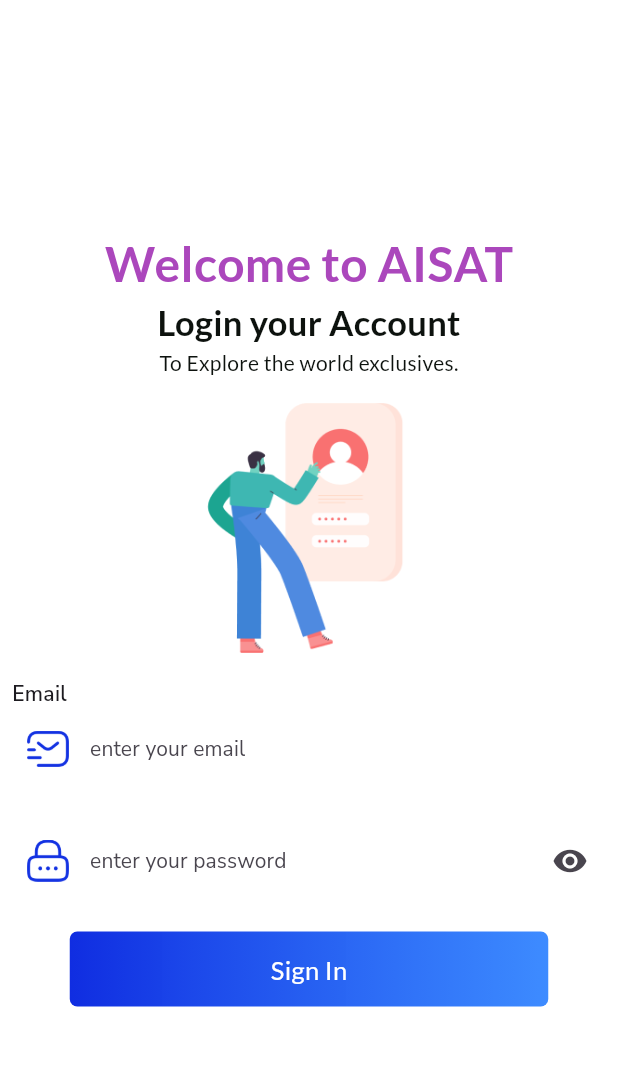
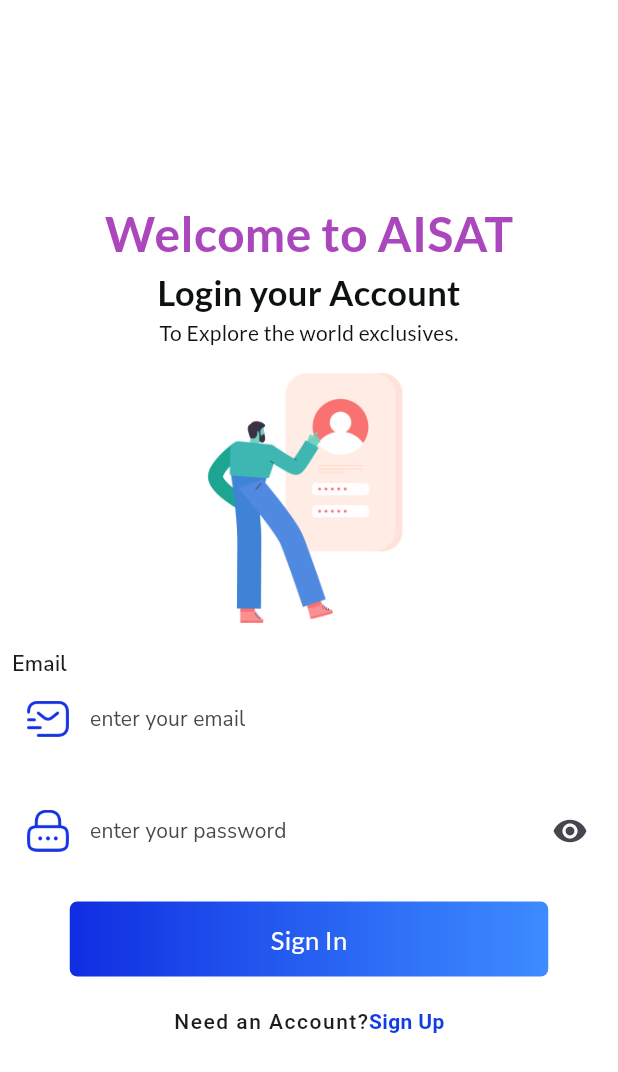
Before and after one commit to katawutuio/aisat_store_app, a Flutter app: the screen it shows after launch, on a phone screen of 412 x 824 dp. Shown: the top 1072 px of the screen. Run offline on Flutter 3.47's test engine with Material 3 defaults, Android fonts, the phone set to English and light mode, and no system bars; our stand-ins replace google_fonts.

Commit message:
Add Row widget to create sign-in , sign-up link

```diff
--- a/lib/views/screens/authentication_screen/login_screen.dart
+++ b/lib/views/screens/authentication_screen/login_screen.dart
@@ -135,7 +135,29 @@ class LoginScreen extends StatelessWidget {
                     ),
                   ),
                 ),
-              )
+              ),
+              SizedBox(
+                height: 20,
+              ),
+              Row(
+                mainAxisAlignment: MainAxisAlignment.center,
+                children: [
+                  Text(
+                    'Need an Account?',
+                    style: GoogleFonts.roboto(
+                      fontWeight: FontWeight.w500,
+                      letterSpacing: 1,
+                    ),
+                  ),
+                  Text(
+                    'Sign Up',
+                    style: GoogleFonts.roboto(
+                      color: Color(0xFF103DE5),
+                      fontWeight: FontWeight.bold,
+                    ),
+                  ),
+                ],
+              ),
             ],
           ),
         ),
```
